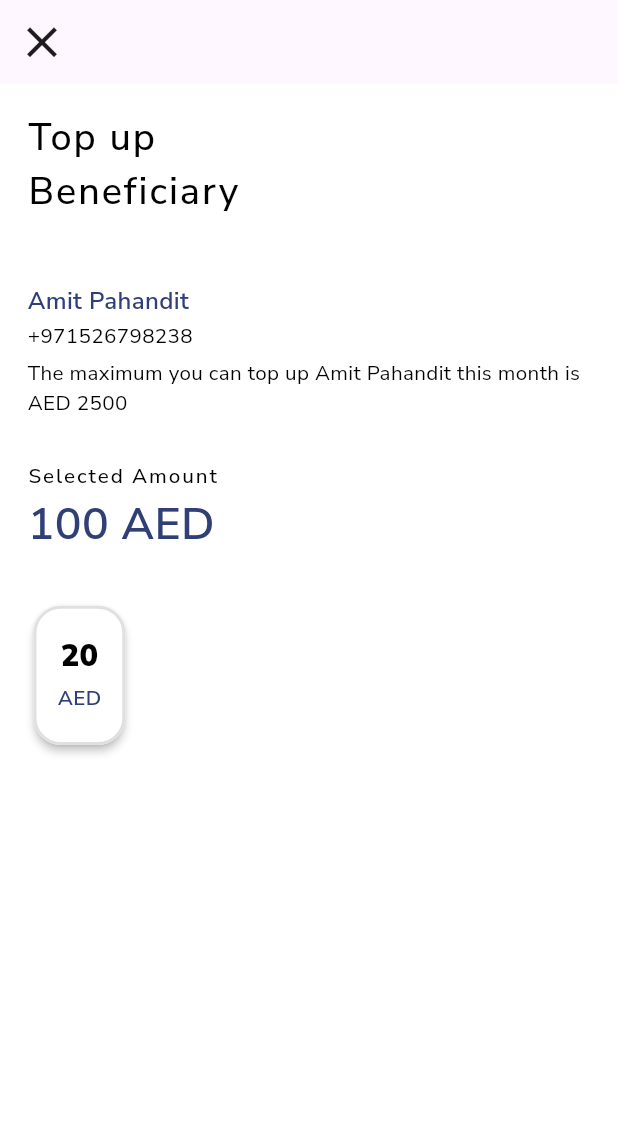
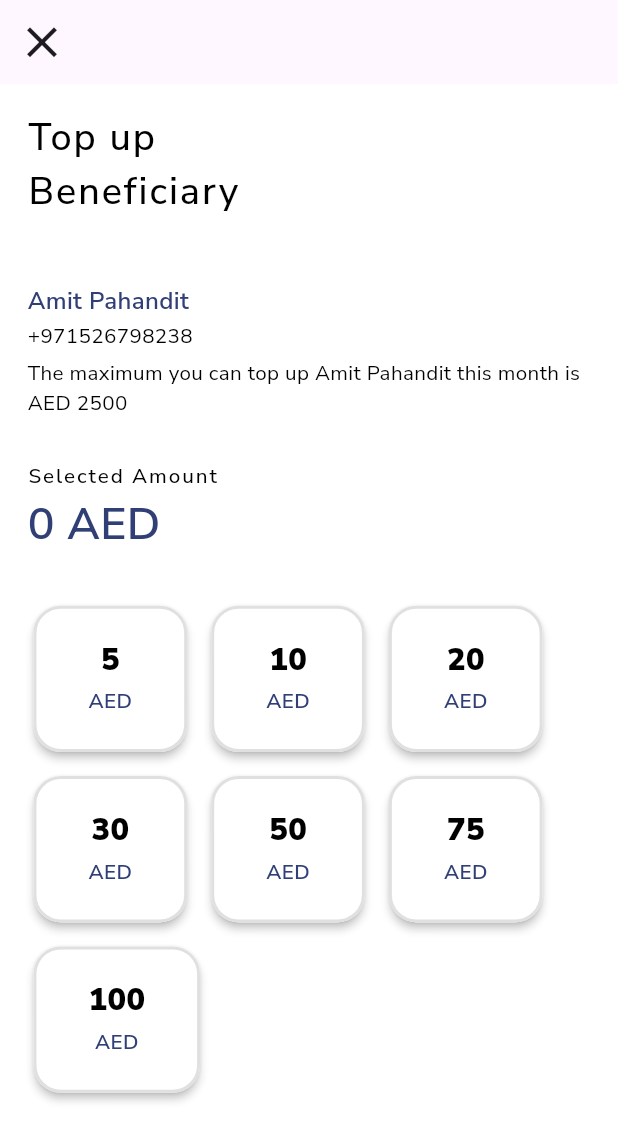
Before and after one commit to JobGetabu/flutter_bank_app, a Flutter app: the TopUpPage screen opened by its route, on a phone screen of 412 x 824 dp. Shown: the top 1141 px of the screen. Run offline on Flutter 3.47's test engine with Material 3 defaults, Android fonts, the phone set to English and light mode, and no system bars; our stand-ins replace after_layout, flutter_bloc, flutter_form_builder, flutter_screenutil, get_it, google_fonts and 1 more; missing offline and left inert: fimber; accounts and stored records are empty.

Commit message:
created the top up page

```diff
--- a/modules/features/lib/beneficiary/add_page.dart
+++ b/modules/features/lib/beneficiary/add_page.dart
@@ -16,12 +16,6 @@ class _AddBeneficiaryState extends State<AddBeneficiary> {
   final _formKey = GlobalKey<FormState>();
   final _nicknameController = TextEditingController();
   final _PhoneController = TextEditingController();
-
-  @override
-  void initState() {
-    // TODO: implement initState
-    super.initState();
-  }
 
   @override
   Widget build(BuildContext context) {
--- a/modules/features/lib/beneficiary/top_up_page.dart
+++ b/modules/features/lib/beneficiary/top_up_page.dart
@@ -1,4 +1,5 @@
 import 'package:dependencies/dependencies.dart';
+import 'package:features/data/models/beneficiary.dart';
 import 'package:features/widgets/colors.dart';
 import 'package:features/widgets/top_up_card.dart';
 import 'package:flutter/material.dart';
@@ -13,6 +14,8 @@ class TopUpPage extends StatefulWidget {
 }
 
 class _TopUpPageState extends State<TopUpPage> {
+  int selectedAmount = 0;
+
   @override
   Widget build(BuildContext context) {
     return Scaffold(
@@ -78,15 +81,26 @@ class _TopUpPageState extends State<TopUpPage> {
                     fontWeight: FontWeight.w500),
               ),
               Text(
-                '100 AED',
+                '$selectedAmount AED',
                 style: TextStyle(
                     color: Palette.accentColor,
                     fontSize: 26.sp,
                     fontWeight: FontWeight.w600),
               ),
               SizedBox(height: 24.h),
-
-              TopUpCard(amount: 20, onPressed: (){}),
+              Wrap(
+                spacing: 8.0, // Adjust spacing between items
+                runSpacing: 8.0, // Adjust spacing between rows
+                children: topUpOptions
+                    .map((topUpItem) => TopUpCard(
+                        amount: topUpItem,
+                        onPressed: (topUpItem) {
+                          setState(() {
+                            selectedAmount = topUpItem;
+                          });
+                        }))
+                    .toList(),
+              ),
             ],
           ),
         ),
--- a/modules/features/lib/widgets/top_up_card.dart
+++ b/modules/features/lib/widgets/top_up_card.dart
@@ -4,7 +4,7 @@ import 'package:flutter/material.dart';
 
 class TopUpCard extends StatelessWidget {
   final int amount;
-  final VoidCallback onPressed;
+  final Function(int amount) onPressed;
 
   const TopUpCard({
     super.key,
@@ -15,7 +15,7 @@ class TopUpCard extends StatelessWidget {
   @override
   Widget build(BuildContext context) {
     return InkWell(
-      onTap: onPressed,
+      onTap: (){ onPressed(amount); },
       child: Card(
         color: Colors.white,
         elevation: 2.h,
@@ -27,7 +27,7 @@ class TopUpCard extends StatelessWidget {
           ),
         ),
         child: Padding(
-          padding: const EdgeInsets.all(16.0),
+          padding: EdgeInsets.symmetric(vertical: 16.r, horizontal: 32.r),
           child: Column(
             crossAxisAlignment: CrossAxisAlignment.center,
             mainAxisSize: MainAxisSize.min,
```
Also changed, not shown: modules/features/lib/data/models/beneficiary.dart (added, +9 -0 lines), modules/features/lib/data/models/user.dart (added, +7 -0 lines).
